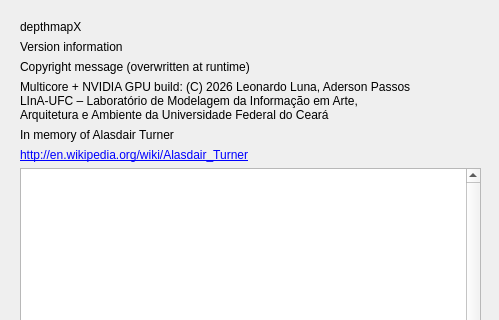
Above: depthmapX-src/depthmapX/UI/AboutDlg.ui from apass0s/depthmapX-multicore-gpu-macos before the change; both pictures show x 0 to 499 and y 0 to 320 of the 499 by 480 pixel window. Below: the same form after it.
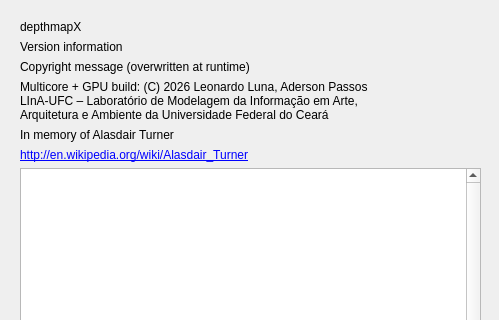
That is the form after the change.

```diff
--- a/depthmapX-src/depthmapX/UI/AboutDlg.ui
+++ b/depthmapX-src/depthmapX/UI/AboutDlg.ui
@@ -47,7 +47,7 @@
     <item>
      <widget class="QLabel" name="c_build_credits">
       <property name="text">
-       <string>&lt;html&gt;&lt;head/&gt;&lt;body&gt;&lt;p&gt;Multicore + NVIDIA GPU build: (C) 2026 Leonardo Luna, Aderson Passos&lt;br/&gt;LInA-UFC &amp;ndash; Laborat&amp;oacute;rio de Modelagem da Informa&amp;ccedil;&amp;atilde;o em Arte,&lt;br/&gt;Arquitetura e Ambiente da Universidade Federal do Cear&amp;aacute;&lt;/p&gt;&lt;/body&gt;&lt;/html&gt;</string>
+       <string>&lt;html&gt;&lt;head/&gt;&lt;body&gt;&lt;p&gt;Multicore + GPU build: (C) 2026 Leonardo Luna, Aderson Passos&lt;br/&gt;LInA-UFC &amp;ndash; Laborat&amp;oacute;rio de Modelagem da Informa&amp;ccedil;&amp;atilde;o em Arte,&lt;br/&gt;Arquitetura e Ambiente da Universidade Federal do Cear&amp;aacute;&lt;/p&gt;&lt;/body&gt;&lt;/html&gt;</string>
       </property>
      </widget>
     </item>
```
